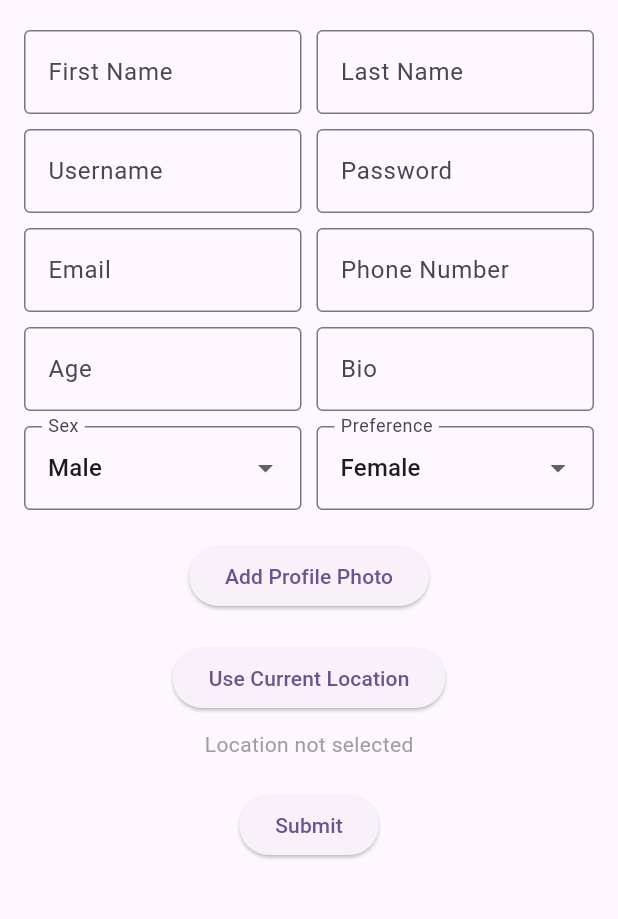
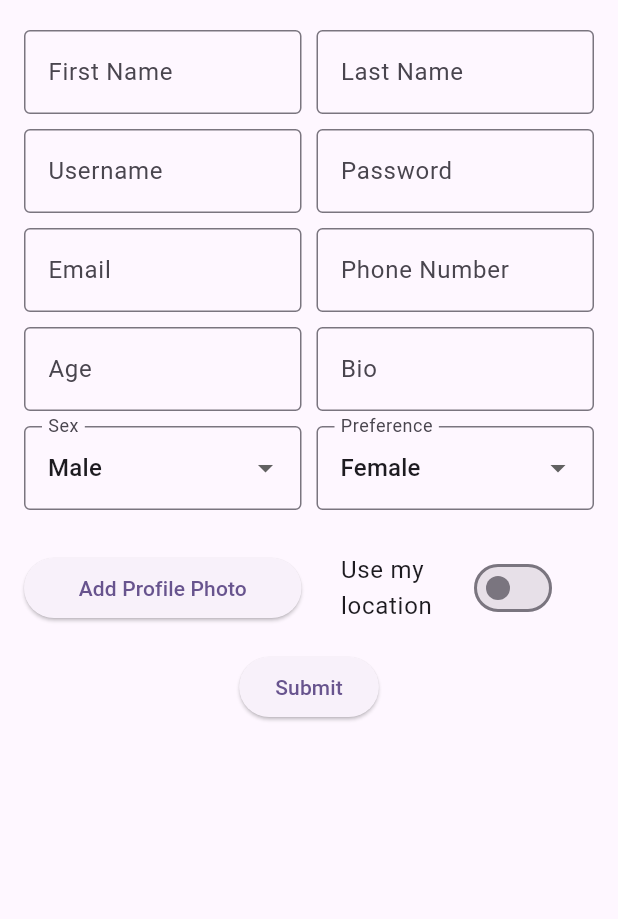
Before and after one commit to dimitristhanogiannis/Human-Computer-Interaction-2024, a Flutter app: the screen it shows after launch, after a tap on an icon or button, on a phone screen of 412 x 824 dp, the part 162-1081 px from its top. Run offline on Flutter 3.47's test engine with Material 3 defaults, Android fonts, the phone set to English and light mode, and no system bars; our stand-ins replace geolocator, get, image_picker, swipe_cards.

Commit message:
all the pages flows except videocall

```diff
--- a/lib/login.dart
+++ b/lib/login.dart
@@ -73,8 +73,9 @@ class _LoginScreenState extends State<LoginScreen> {
                  backgroundColor: Colors.deepPurple,
                  textStyle: TextStyle(fontSize: 16),
                  ),
-                child: const Text('Login'),
+                 child: const Text('Login', style: TextStyle(color: Colors.white), ),
               ),
+
               const SizedBox(height: 20),
 
               // Sign-up button that navigates to Register Screen
--- a/lib/register.dart
+++ b/lib/register.dart
@@ -22,6 +22,7 @@ class _SignUpScreenState extends State<SignUpScreen> {
   String _preference = 'Female';
   String _location = 'Location not selected';
   String? _profilePhoto;
+  bool useLocation = false;
 
   final ImagePicker _picker = ImagePicker();
 
@@ -227,26 +228,33 @@ class _SignUpScreenState extends State<SignUpScreen> {
               ),
               const SizedBox(height: 20),
 
-              // Profile Photo Button
-              ElevatedButton(
-                onPressed: _pickImage,
-                child: Text(_profilePhoto == null
-                    ? 'Add Profile Photo'
-                    : 'Change Profile Photo'),
-              ),
-              const SizedBox(height: 20),
-
-              // Location Button
-              ElevatedButton(
-                onPressed: _getLocation,
-                child: Text('Use Current Location'),
+              // Profile Photo & Use Location Row
+              Row(
+                children: [
+                  Expanded(
+                    child: ElevatedButton(
+                      onPressed: _pickImage,
+                      child: Text(_profilePhoto == null
+                          ? 'Add Profile Photo'
+                          : 'Change Profile Photo'),
+                    ),
+                  ),
+                  const SizedBox(width: 10),
+                  Expanded(
+                    child: SwitchListTile(
+                      title: const Text('Use my location'),
+                      value: useLocation,
+                      onChanged: (bool value) {
+                        setState(() {
+                          useLocation = value;
+                          if (useLocation) _getLocation();
+                        });
+                      },
+                    ),
+                  ),
+                ],
               ),
               const SizedBox(height: 10),
-              Text(
-                _location,
-                style: TextStyle(color: Colors.grey),
-              ),
-              const SizedBox(height: 20),
 
               // Submit Button
               ElevatedButton(
--- a/lib/swipes.dart
+++ b/lib/swipes.dart
@@ -64,8 +64,8 @@ class _SwipePageState extends State<SwipePage> {
     return Scaffold(
       appBar: AppBar(
            title: const Text("Swipe Page"),
-        actions: [
-          IconButton(
+           centerTitle: true,
+           leading: IconButton(
            icon: const Icon(Icons.settings),
            onPressed: () {
            Navigator.push(
@@ -74,8 +74,8 @@ class _SwipePageState extends State<SwipePage> {
       );
     },
   ),
-        ],
 ),
+
       body: Column(
         children: [
           Expanded(
```
Also changed, not shown: lib/settings.dart (+70 -40 lines). Lines whose indentation alone changed are shown as unchanged.
